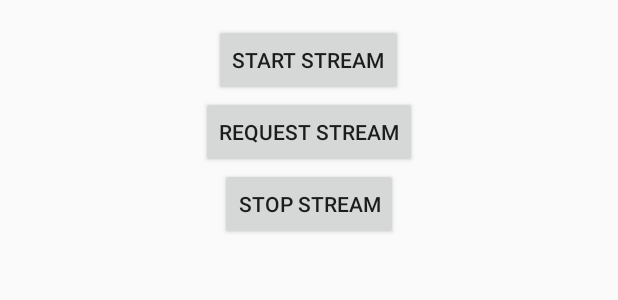
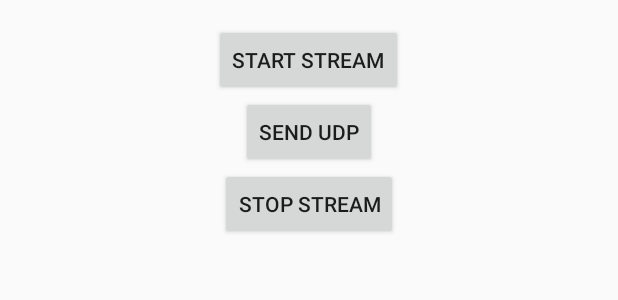
Before and after one commit to P2PSP/gopro, an Android app: the layout fragment_gopro.xml on its own in the app's theme, with its tools: preview values and no code run, on a phone screen of 412 x 824 dp. Shown: the top 300 px of the screen. Run offline under Robolectric (Android 15) with nearby library versions, the phone set to English and light mode, and no system bars.

Commit message:
Added Service to send keep-alive UDP packets

```diff
--- a/gopro_gateway/src/main/AndroidManifest.xml
+++ b/gopro_gateway/src/main/AndroidManifest.xml
@@ -20,7 +20,9 @@
 
                 <category android:name="android.intent.category.LAUNCHER" />
             </intent-filter>
-        </activity>"
+        </activity>
+
+        <service android:name=".UDPService" />
     </application>
 
 </manifest>
--- a/gopro_gateway/src/main/res/layout/fragment_gopro.xml
+++ b/gopro_gateway/src/main/res/layout/fragment_gopro.xml
@@ -1,14 +1,19 @@
 <?xml version="1.0" encoding="utf-8"?>
-<RelativeLayout
+
+<ScrollView
     xmlns:android="http://schemas.android.com/apk/res/android"
     xmlns:tools="http://schemas.android.com/tools"
+    android:layout_width="match_parent"
+    android:layout_height="wrap_content"
+    tools:context="com.biryanistudio.goprogateway.MainActivity" >
+
+    <RelativeLayout
         android:layout_width="match_parent"
         android:layout_height="match_parent"
         android:paddingLeft="@dimen/activity_horizontal_margin"
         android:paddingRight="@dimen/activity_horizontal_margin"
         android:paddingTop="@dimen/activity_vertical_margin"
-    android:paddingBottom="@dimen/activity_vertical_margin"
-    tools:context="com.biryanistudio.goprogateway.MainActivity" >
+        android:paddingBottom="@dimen/activity_vertical_margin" >
 
         <Button
             android:id="@+id/start"
@@ -18,8 +23,8 @@
             android:layout_centerHorizontal="true"/>
 
         <Button
-        android:id="@+id/request"
-        android:text="Request stream"
+            android:id="@+id/udp"
+            android:text="Send UDP"
             android:layout_width="wrap_content"
             android:layout_height="wrap_content"
             android:layout_centerHorizontal="true"
@@ -31,13 +36,14 @@
             android:layout_width="wrap_content"
             android:layout_height="wrap_content"
             android:layout_centerHorizontal="true"
-        android:layout_below="@id/request" />
+            android:layout_below="@id/udp" />
 
         <TextView
             android:id="@+id/log"
             android:layout_width="match_parent"
             android:layout_height="wrap_content"
-        android:layout_below="@id/stop"
-        android:scrollbars="vertical" />
+            android:layout_below="@id/stop" />
 
     </RelativeLayout>
+
+</ScrollView>
```
Also changed, not shown: gopro_gateway/src/main/java/com/biryanistudio/goprogateway/GoProFragment.java (+35 -7 lines), gopro_gateway/src/main/java/com/biryanistudio/goprogateway/UDPService.java (added, +40 -0 lines). Lines whose indentation alone changed are shown as unchanged.
